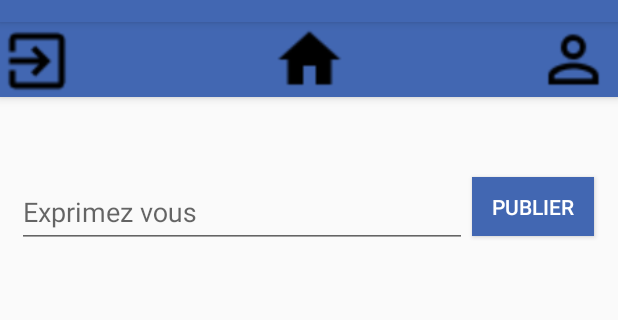
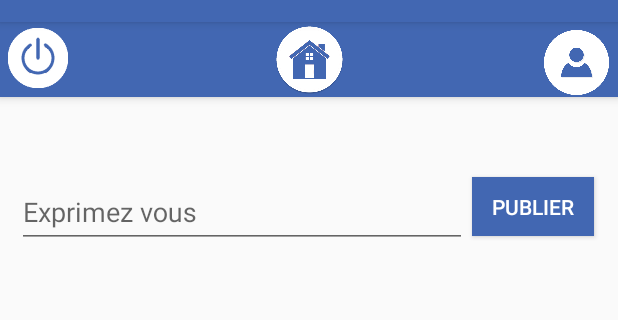
Before and after one commit to maxpvp31/ANDROIDsocialnetwork, an Android app: the screen it shows after launch once a user with an empty profile is signed in (HomeActivity), on a phone screen of 412 x 824 dp, the part 62-382 px from its top. Run offline under Robolectric (Android 15) with nearby library versions, the light colour scheme and no system bars; our stand-ins replace Firebase (no records; nobody signed in at launch, a user with empty details on screens opened directly).

Commit message:
Merge branch 'master' of https://github.com/IlaneLopez/SocialApplication
# Conflicts:
#	app/src/main/java/fr/isen/lopez/socialapplication/HomeActivity.kt
#	app/src/main/java/fr/isen/lopez/socialapplication/ReadData.kt

```diff
--- a/app/src/main/res/layout/activity_post.xml
+++ b/app/src/main/res/layout/activity_post.xml
@@ -53,7 +53,7 @@
         android:layout_height="32dp"
         app:layout_constraintStart_toStartOf="@+id/postContent"
         app:layout_constraintTop_toBottomOf="@+id/postContent"
-        app:srcCompat="@drawable/like_icon" />
+        app:srcCompat="@drawable/like" />
 
     <androidx.recyclerview.widget.RecyclerView
         android:id="@+id/commentRecyclerView"
--- a/app/src/main/res/layout/recycler_view_post_cell.xml
+++ b/app/src/main/res/layout/recycler_view_post_cell.xml
@@ -63,6 +63,6 @@
         android:layout_height="32dp"
         app:layout_constraintStart_toStartOf="@+id/postDisplayContentView"
         app:layout_constraintTop_toBottomOf="@+id/postDisplayContentView"
-        app:srcCompat="@drawable/like_icon" />
+        app:srcCompat="@drawable/like" />
 
 </androidx.constraintlayout.widget.ConstraintLayout>
--- a/app/src/main/res/layout/toolbar.xml
+++ b/app/src/main/res/layout/toolbar.xml
@@ -10,25 +10,27 @@
 
     <ImageView
         android:id="@+id/back_icon"
-        android:layout_width="49dp"
-        android:layout_height="52dp"
+        android:layout_width="40dp"
+        android:layout_height="48dp"
+        android:layout_marginStart="5dp"
         android:onClick="switchPageDisconnect"
         app:layout_constraintEnd_toEndOf="parent"
         app:layout_constraintHorizontal_bias="0.0"
         app:layout_constraintStart_toStartOf="parent"
         app:layout_constraintTop_toTopOf="parent"
-        app:srcCompat="@drawable/baseline_exit_to_app_black_18dp" />
+        app:srcCompat="@drawable/disconnect" />
 
     <ImageView
         android:id="@+id/profile_icon"
-        android:layout_width="59dp"
-        android:layout_height="50dp"
+        android:layout_width="55dp"
+        android:layout_height="43dp"
+        android:layout_marginTop="5dp"
         android:onClick="switchPageProfile"
         app:layout_constraintEnd_toEndOf="parent"
         app:layout_constraintHorizontal_bias="1.0"
         app:layout_constraintStart_toEndOf="@+id/back_icon"
         app:layout_constraintTop_toTopOf="parent"
-        app:srcCompat="@drawable/baseline_perm_identity_black_18dp" />
+        app:srcCompat="@drawable/profil" />
 
     <ImageView
         android:id="@+id/home_icon"
@@ -38,5 +40,5 @@
         app:layout_constraintEnd_toEndOf="@+id/profile_icon"
         app:layout_constraintStart_toStartOf="parent"
         app:layout_constraintTop_toTopOf="parent"
-        app:srcCompat="@drawable/baseline_home_black_18dp" />
+        app:srcCompat="@drawable/home" />
 </androidx.constraintlayout.widget.ConstraintLayout>
```
Also changed, not shown: app/src/main/res/drawable/back.png (added), app/src/main/res/drawable/disconnect.png (added), app/src/main/res/drawable/home.png (added), app/src/main/res/drawable/like.png (added), app/src/main/res/drawable/profil.png (added).
